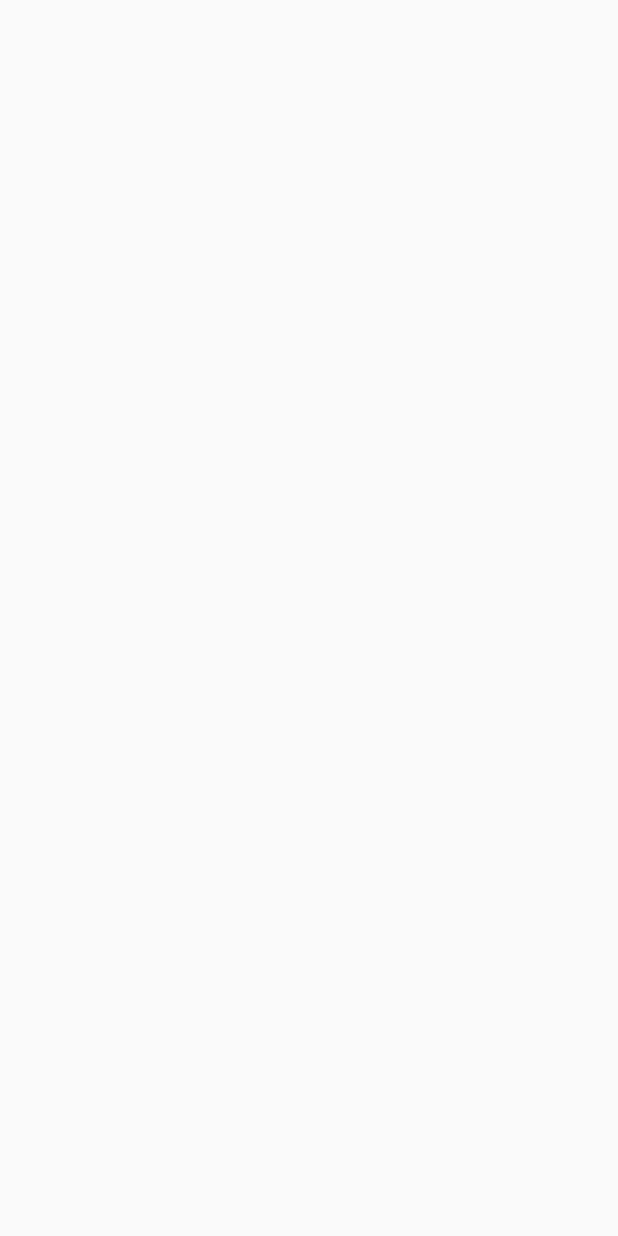
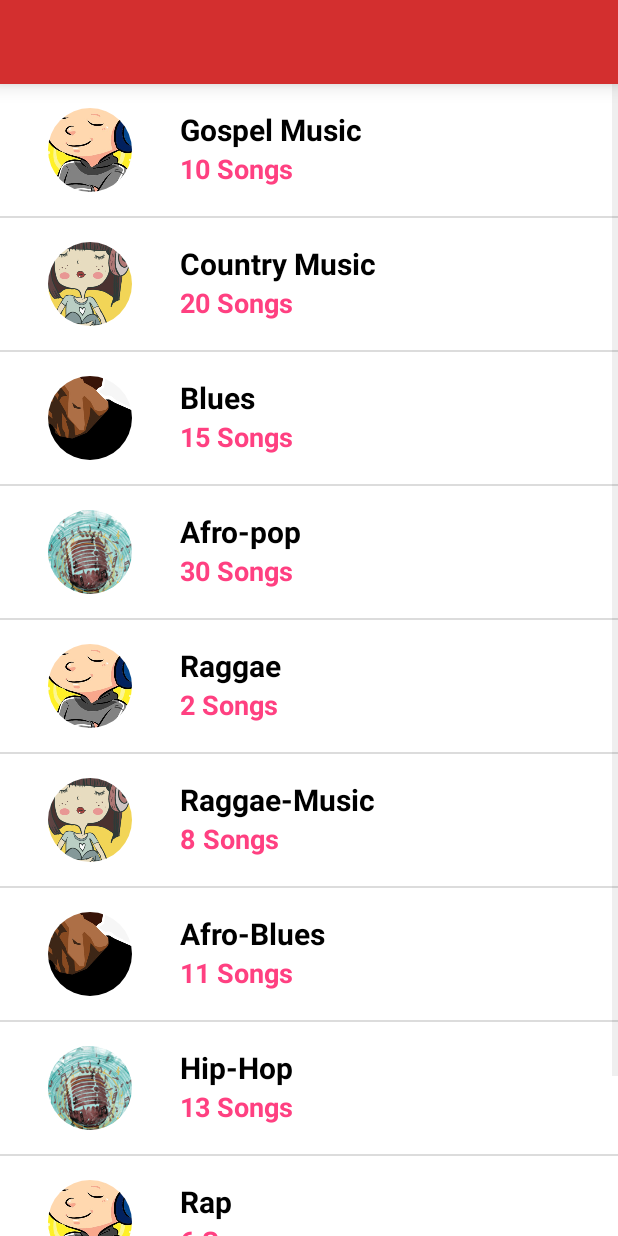
Before and after one commit to adolphchris19/FavPlayer, an Android app: the AlbumActivity screen opened directly, with no data from a screen before it, on a phone screen of 412 x 824 dp. Before the commit the screen is empty. Run offline under Robolectric (Android 15) with nearby library versions, the phone set to English and light mode, and no system bars; our stand-ins replace CircleImageView.

Commit message:
Progress recorded

```diff
--- a/app/src/main/AndroidManifest.xml
+++ b/app/src/main/AndroidManifest.xml
@@ -23,7 +23,8 @@
             android:theme="@style/songTheme" />
         <activity
             android:name=".ArtistActivity"
-            android:label="Artists" />
+            android:label="Artists"
+           />
         <activity
             android:name=".GenreActivity"
             android:label="Genres" />
@@ -36,6 +37,7 @@
         <activity
             android:name=".NowPlayingActivity"
             android:label="Now Playing" />
+
         <activity android:name=".GenreAndArtistTemplateActivity"/>
     </application>
 
--- a/app/src/main/java/com/adolphchris/android/musicpayerapplication/AlbumActivity.java
+++ b/app/src/main/java/com/adolphchris/android/musicpayerapplication/AlbumActivity.java
@@ -1,7 +1,13 @@
 package com.adolphchris.android.musicpayerapplication;
 
+import android.content.Intent;
 import android.support.v7.app.AppCompatActivity;
 import android.os.Bundle;
+import android.view.View;
+import android.widget.AdapterView;
+import android.widget.ListView;
+
+import java.util.ArrayList;
 
 public class AlbumActivity extends AppCompatActivity {
 
@@ -9,5 +15,34 @@ public class AlbumActivity extends AppCompatActivity {
     protected void onCreate(Bundle savedInstanceState) {
         super.onCreate(savedInstanceState);
         setContentView(R.layout.activity_album);
+
+        //Creating the arraylist of the songs
+        final ArrayList<MusicTemp> songs = new ArrayList<>();
+        songs.add(new MusicTemp("Gospel Music", "10 Songs", R.drawable.songimageone ));
+        songs.add(new MusicTemp("Country Music", "20 Songs", R.drawable.songimagetwo ));
+        songs.add(new MusicTemp("Blues", "15 Songs", R.drawable.songimagethree ));
+        songs.add(new MusicTemp("Afro-pop", "30 Songs", R.drawable.songimagefour ));
+        songs.add(new MusicTemp("Raggae", "2 Songs", R.drawable.songimageone ));
+        songs.add(new MusicTemp("Raggae-Music", "8 Songs", R.drawable.songimagetwo ));
+        songs.add(new MusicTemp("Afro-Blues", "11 Songs", R.drawable.songimagethree ));
+        songs.add(new MusicTemp("Hip-Hop", "13 Songs", R.drawable.songimagefour ));
+        songs.add(new MusicTemp("Rap", "6 Songs", R.drawable.songimageone ));
+        songs.add(new MusicTemp("Jazz", "11 Songs", R.drawable.songimagetwo ));
+
+        //creating the adaPter that converts the arrays into views
+        ArtistAdapter adapter = new ArtistAdapter(this, songs);
+
+        final ListView listView = findViewById(R.id.genreAndArtistList);
+        listView.setAdapter(adapter);
+
+        listView.setOnItemClickListener(new AdapterView.OnItemClickListener() {
+
+            @Override
+            public void onItemClick(AdapterView<?> parent, View view, int position, long id) {
+                MusicTemp music = songs.get(position);
+                Intent i = new Intent(AlbumActivity.this, NowPlayingActivity.class);
+                startActivity(i);
+            }
+        });
     }
 }
--- a/app/src/main/res/layout/activity_album.xml
+++ b/app/src/main/res/layout/activity_album.xml
@@ -1,9 +1,27 @@
 <?xml version="1.0" encoding="utf-8"?>
-<android.support.constraint.ConstraintLayout xmlns:android="http://schemas.android.com/apk/res/android"
+<LinearLayout
+    xmlns:android="http://schemas.android.com/apk/res/android"
     xmlns:app="http://schemas.android.com/apk/res-auto"
     xmlns:tools="http://schemas.android.com/tools"
     android:layout_width="match_parent"
     android:layout_height="match_parent"
-    tools:context=".AlbumActivity">
+    android:orientation="vertical"
+    tools:context=".GenreActivity">
 
-</android.support.constraint.ConstraintLayout>
+    <android.support.v7.widget.Toolbar
+        android:id="@+id/toolbar"
+        android:elevation="8dp"
+        android:layout_width="match_parent"
+        android:layout_height="?attr/actionBarSize"
+        android:background="@color/colorPrimary"
+        android:theme="@style/ThemeOverlay.AppCompat.Dark.ActionBar"
+        app:popupTheme="@style/ThemeOverlay.AppCompat.Light"/>
+
+    <ListView
+        android:id="@+id/genreAndArtistList"
+        android:orientation="vertical"
+        android:layout_width="match_parent"
+        android:layout_height="match_parent"
+        android:drawSelectorOnTop="true"/>
+
+</LinearLayout>
--- a/app/src/main/res/layout/activity_now_playing.xml
+++ b/app/src/main/res/layout/activity_now_playing.xml
@@ -1,5 +1,6 @@
 <?xml version="1.0" encoding="utf-8"?>
-<android.support.constraint.ConstraintLayout xmlns:android="http://schemas.android.com/apk/res/android"
+<android.support.constraint.ConstraintLayout
+    xmlns:android="http://schemas.android.com/apk/res/android"
     xmlns:app="http://schemas.android.com/apk/res-auto"
     xmlns:tools="http://schemas.android.com/tools"
     android:layout_width="match_parent"
--- a/app/src/main/res/values/styles.xml
+++ b/app/src/main/res/values/styles.xml
@@ -19,7 +19,6 @@
 
         <!--This line of code makes my status bar transrent when -->
         <item name="android:statusBarColor">@android:color/transparent</item>
-        <item name = "android:windowTranslucentStatus">true</item>
     </style>
 
 </resources>
```
Also changed, not shown: app/src/main/java/com/adolphchris/android/musicpayerapplication/GenreActivity.java (+35 -0 lines), app/src/main/res/layout/activity_genre.xml (+20 -2 lines), app/src/main/res/layout/activity_artist.xml (line endings or trailing spaces).
